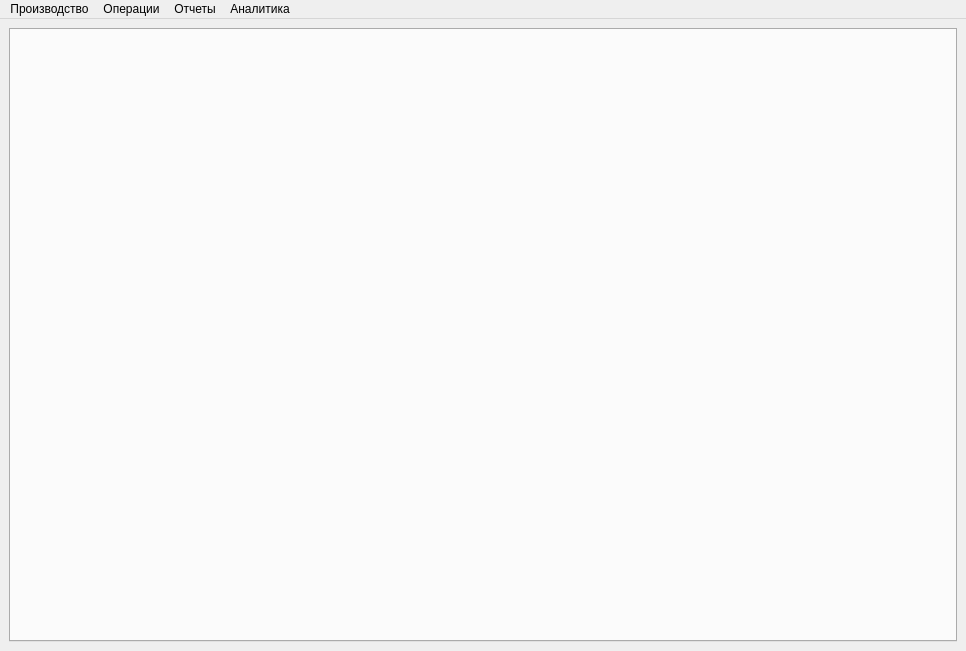
Sergeyego/el_pr, file mainwindow.ui: the form before one commit.
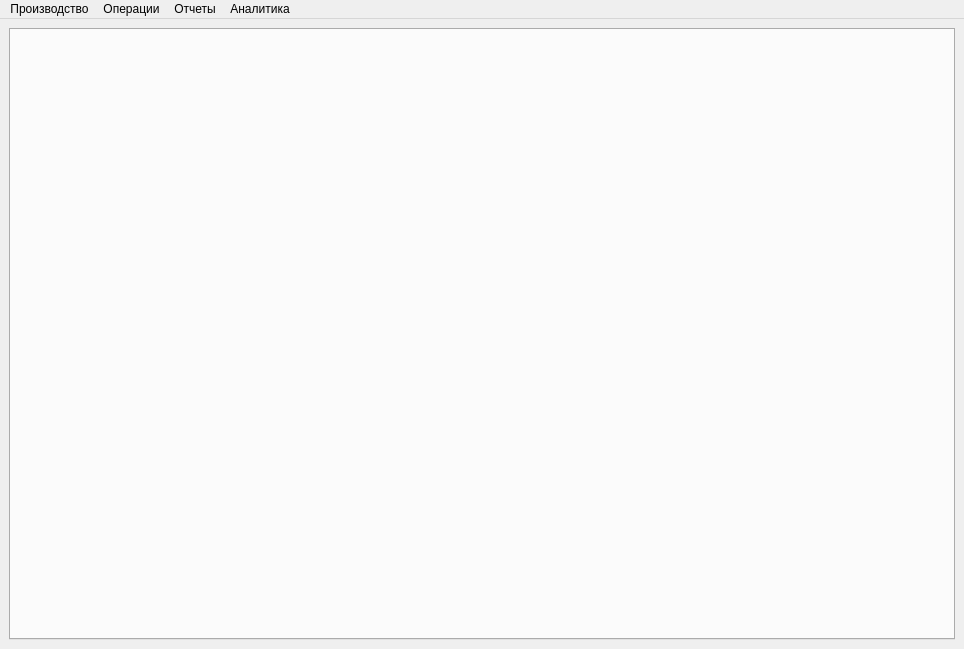
The form after the commit.

What changed in the file:
```diff
--- a/mainwindow.ui
+++ b/mainwindow.ui
@@ -6,8 +6,8 @@
    <rect>
     <x>0</x>
     <y>0</y>
-    <width>966</width>
-    <height>651</height>
+    <width>964</width>
+    <height>649</height>
    </rect>
   </property>
   <property name="windowTitle">
@@ -35,7 +35,7 @@
     <rect>
      <x>0</x>
      <y>0</y>
-     <width>966</width>
+     <width>964</width>
      <height>25</height>
     </rect>
    </property>
```
Left out of the diff: 1 changed line with no effect on the pictures.
